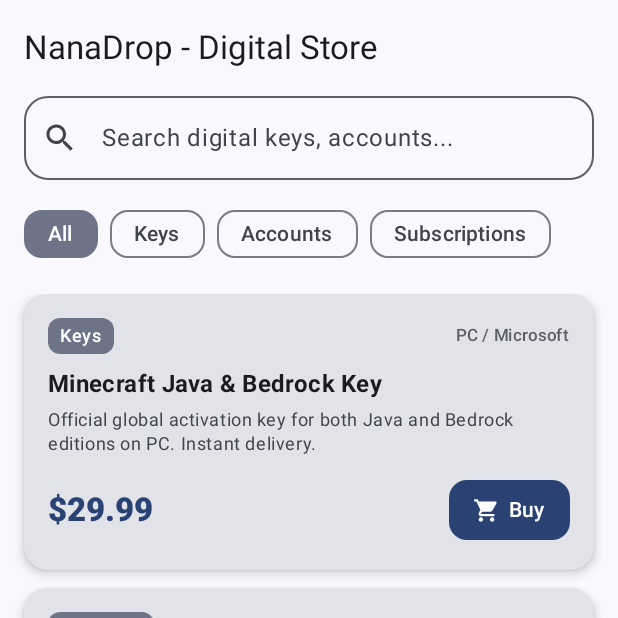
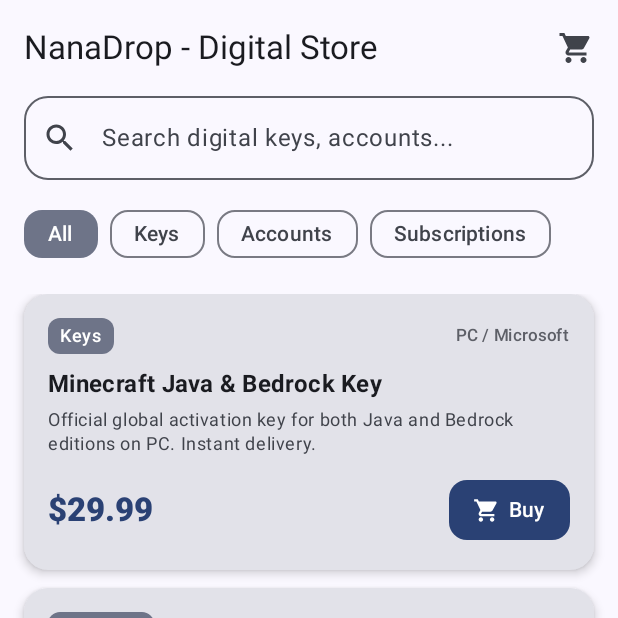
Before and after one commit to NursXV/NanaDrop, an Android app built with Jetpack Compose: the screen it shows after launch (MainActivity), on a phone screen of 412 x 824 dp, the top half of it. Run offline under Robolectric (Android 15) with nearby library versions, the phone set to English and light mode, and no system bars.

Commit message:
Add cart item counter badge to CatalogScreen TopAppBar

```diff
--- a/app/src/main/java/com/example/nanadrop/ui/screen/CatalogScreen.kt
+++ b/app/src/main/java/com/example/nanadrop/ui/screen/CatalogScreen.kt
@@ -7,6 +7,7 @@ import androidx.compose.foundation.lazy.items
 import androidx.compose.foundation.shape.RoundedCornerShape
 import androidx.compose.material.icons.Icons
 import androidx.compose.material.icons.filled.Search
+import androidx.compose.material.icons.filled.ShoppingCart
 import androidx.compose.material3.*
 import androidx.compose.runtime.Composable
 import androidx.compose.runtime.collectAsState
@@ -32,7 +33,28 @@ fun CatalogScreen(
     Scaffold(
         topBar = {
             TopAppBar(
-                title = { Text("NanaDrop - Digital Store") }
+                title = { Text("NanaDrop - Digital Store") },
+                actions = {
+                    // ViewModel-ден себеттің санын оқып аламыз
+                    val cartCount by viewModel.totalCartItemsCount.collectAsState()
+
+                    BadgedBox(
+                        badge = {
+                            if (cartCount > 0) {
+                                Badge {
+                                    Text(text = cartCount.toString())
+                                }
+                            }
+                        }
+                    ) {
+                        IconButton(onClick = { /* Себет экранына өту (onCartClick немесе navController) */ }) {
+                            Icon(
+                                imageVector = Icons.Default.ShoppingCart,
+                                contentDescription = "Cart"
+                            )
+                        }
+                    }
+                }
             )
         }
     ) { innerPadding ->
```
